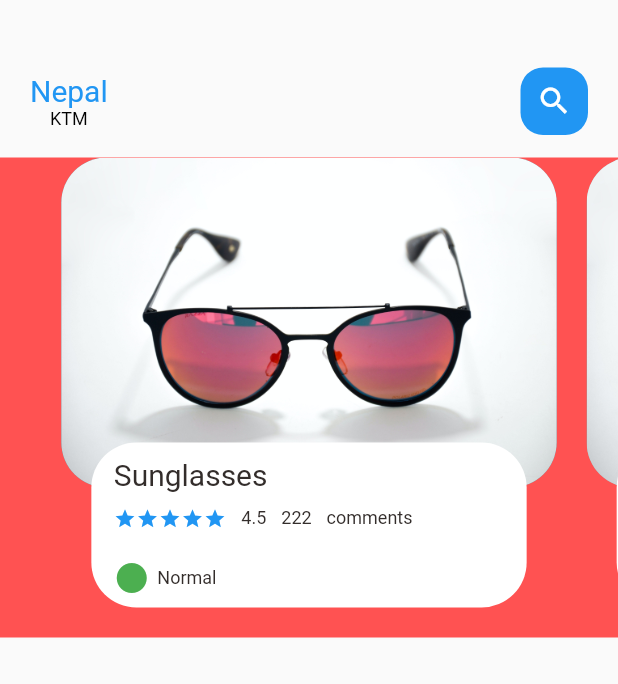
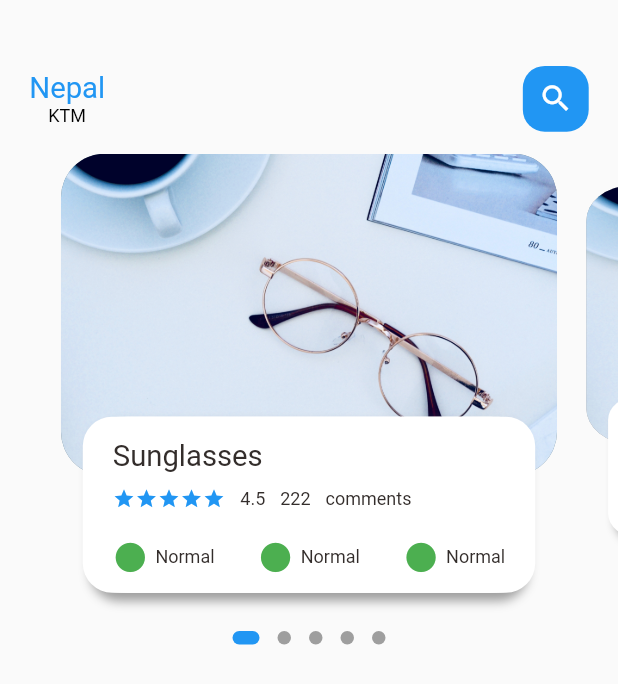
Before and after one commit to sidd-shrestha/optics, a Flutter app: the screen it shows after launch, on a phone screen of 412 x 824 dp. Shown: the top 684 px of the screen. Run offline on Flutter 3.47's test engine with Material 2 defaults, Android fonts, the phone set to English and light mode, and no system bars; drawn by our look-alikes of dots_indicator; our stand-ins replace get; Roboto replaces fonts that are missing (Trajan Pro).

Commit message:
Responsive
added some dynamic features

```diff
--- a/lib/home/main_body.dart
+++ b/lib/home/main_body.dart
@@ -2,9 +2,11 @@ import 'package:flutter/cupertino.dart';
 import 'package:flutter/material.dart';
 import 'package:flutter/src/foundation/key.dart';
 import 'package:flutter/src/widgets/framework.dart';
+import 'package:optics/utils/dimensions.dart';
 import 'package:optics/widgets/big_text.dart';
 import 'package:optics/widgets/icon_and_text_widget.dart';
 import 'package:optics/widgets/small_text.dart';
+import 'package:dots_indicator/dots_indicator.dart';
 
 class MainBody extends StatefulWidget {
   const MainBody({Key? key}) : super(key: key);
@@ -15,48 +17,124 @@ class MainBody extends StatefulWidget {
 
 class _MainBodyState extends State<MainBody> {
   PageController pageController = PageController(viewportFraction: 0.85);
+  var _currPageValue = 0.0;
+  double _scaleFactor = 0.8;
+  double _height = Dimensions.pageViewContainer;
+  @override
+  void initState() {
+    super.initState();
+    pageController.addListener(() {
+      setState(() {
+        _currPageValue = pageController.page!;
+      });
+    });
+  }
+
+  @override
+  void dispose() {
+    pageController.dispose();
+  }
+
   @override
   Widget build(BuildContext context) {
-    return Container(
-        color: Colors.redAccent,
-        height: 320,
+    return Column(
+      children: [
+        Container(
+            // color: Colors.redAccent,
+            height: Dimensions.pageView,
             child: PageView.builder(
                 controller: pageController,
                 itemCount: 5,
                 itemBuilder: (context, position) {
                   return _buildPageItem(position);
-            }));
+                })),
+        new DotsIndicator(
+          dotsCount: 5,
+          position: _currPageValue,
+          decorator: DotsDecorator(
+            size: const Size.square(9.0),
+            activeSize: const Size(18.0, 9.0),
+            activeShape: RoundedRectangleBorder(
+                borderRadius: BorderRadius.circular(5.0)),
+          ),
+        )
+      ],
+    );
   }
 
   Widget _buildPageItem(int index) {
-    return Stack(
+    Matrix4 matrix = new Matrix4.identity();
+    if (index == _currPageValue.floor()) {
+      var currScale = 1 - (_currPageValue - index) * (1 - _scaleFactor);
+      var currTrans = _height * (1 - currScale) / 2;
+      matrix = Matrix4.diagonal3Values(1, currScale, 1)
+        ..setTranslationRaw(0, currTrans, 0);
+    } else if (index == _currPageValue.floor() + 1) {
+      var currScale =
+          _scaleFactor + (_currPageValue - index + 1) * (1 - _scaleFactor);
+      var currTrans = _height * (1 - currScale) / 2;
+      matrix = Matrix4.diagonal3Values(1, currScale, 1);
+      matrix = Matrix4.diagonal3Values(1, currScale, 1)
+        ..setTranslationRaw(0, currTrans, 0);
+    } else if (index == _currPageValue.floor() - 1) {
+      var currScale = 1 - (_currPageValue - index) * (1 - _scaleFactor);
+      var currTrans = _height * (1 - currScale) / 2;
+      matrix = Matrix4.diagonal3Values(1, currScale, 1);
+      matrix = Matrix4.diagonal3Values(1, currScale, 1)
+        ..setTranslationRaw(0, currTrans, 0);
+    } else {
+      var currScale = 0.8;
+      matrix = Matrix4.diagonal3Values(1, currScale, 1)
+        ..setTranslationRaw(0, _height * (1 - _scaleFactor) / 2, 1);
+    }
+    return Transform(
+      transform: matrix,
+      child: Stack(
         children: [
           Container(
-          height: 220,
-          margin: EdgeInsets.only(left: 10, right: 10),
+            height: Dimensions.pageViewContainer,
+            margin: EdgeInsets.only(
+                left: Dimensions.width10, right: Dimensions.width10),
             decoration: BoxDecoration(
-              borderRadius: BorderRadius.circular(30),
+                borderRadius: BorderRadius.circular(Dimensions.radius30),
                 color: index.isOdd ? Colors.grey : Colors.blueGrey,
                 image: const DecorationImage(
                     fit: BoxFit.cover,
-                  image: AssetImage("assets/image/img3.jpg"))),
+                    image: AssetImage("assets/image/img5.jpg"))),
           ),
           Align(
             alignment: Alignment.bottomCenter,
             child: Container(
-            height: 110,
-            margin: EdgeInsets.only(left: 30, right: 30, bottom: 20),
+              height: Dimensions.pageViewTextContainer,
+              margin: EdgeInsets.only(
+                  left: Dimensions.width30,
+                  right: Dimensions.width30,
+                  bottom: Dimensions.height20),
               decoration: BoxDecoration(
-              borderRadius: BorderRadius.circular(30),
+                  borderRadius: BorderRadius.circular(Dimensions.radius20),
                   color: Colors.white,
+                  boxShadow: [
+                    BoxShadow(
+                        color: Colors.grey,
+                        blurRadius: 5.0,
+                        offset: Offset(0, 5)),
+                    BoxShadow(
+                      color: Colors.white,
+                      offset: Offset(-5, 0),
                     ),
+                    BoxShadow(
+                      color: Colors.white,
+                      offset: Offset(5, 0),
+                    )
+                  ]),
               child: Container(
-              padding: EdgeInsets.only(top: 10, left: 15, right: 15),
+                padding: EdgeInsets.only(
+                    top: Dimensions.height15, left: 15, right: 15),
                 child: Column(
                   crossAxisAlignment: CrossAxisAlignment.start,
                   children: [
                     BigText(text: "Sunglasses"),
-                  SizedBox(height: 10),
+                    SizedBox(height: Dimensions.height10),
                     Row(
                       children: [
                         Wrap(
@@ -75,13 +153,22 @@ class _MainBodyState extends State<MainBody> {
                         SmallText(text: "comments")
                       ],
                     ),
-                  SizedBox(height: 20),
+                    SizedBox(height: Dimensions.height20),
                     Row(
+                      mainAxisAlignment: MainAxisAlignment.spaceBetween,
                       children: [
                         IconAndText(
                             icon: Icons.circle_sharp,
                             text: "Normal",
-                          iconColor: Colors.green)
+                            iconColor: Colors.green),
+                        IconAndText(
+                            icon: Icons.circle_sharp,
+                            text: "Normal",
+                            iconColor: Colors.green),
+                        IconAndText(
+                            icon: Icons.circle_sharp,
+                            text: "Normal",
+                            iconColor: Colors.green),
                       ],
                     )
                   ],
@@ -90,6 +177,7 @@ class _MainBodyState extends State<MainBody> {
             ),
           ),
         ],
+      ),
     );
   }
 }
--- a/lib/home/main_page.dart
+++ b/lib/home/main_page.dart
@@ -4,7 +4,9 @@ import 'package:flutter/src/foundation/key.dart';
 import 'package:flutter/src/widgets/framework.dart';
 import 'package:optics/home/main_body.dart';
 import 'package:optics/widgets/big_text.dart';
+import 'package:optics/utils/dimensions.dart';
 import 'package:optics/widgets/small_text.dart';
+import 'package:dots_indicator/dots_indicator.dart';
 
 class MainPage extends StatefulWidget {
   const MainPage({Key? key}) : super(key: key);
@@ -18,10 +20,13 @@ class _MainPageState extends State<MainPage> {
   Widget build(BuildContext context) {
     return Scaffold(
         body: Column(children: [
+      //showing the header
       Container(
         child: Container(
-            margin: EdgeInsets.only(top: 45, bottom: 15),
-            padding: EdgeInsets.only(left: 20, right: 20),
+            margin: EdgeInsets.only(
+                top: Dimensions.height45, bottom: Dimensions.height15),
+            padding: EdgeInsets.only(
+                left: Dimensions.width20, right: Dimensions.width20),
             child: Row(
               mainAxisAlignment: MainAxisAlignment.spaceBetween,
               children: [
@@ -33,20 +38,23 @@ class _MainPageState extends State<MainPage> {
                 ),
                 Center(
                   child: Container(
-                    width: 45,
-                    height: 45,
+                    width: Dimensions.height45,
+                    height: Dimensions.height45,
                     child: Icon(
                       Icons.search,
                       color: Colors.white,
+                      size: Dimensions.iconSize24,
                     ),
                     decoration: BoxDecoration(
-                        borderRadius: BorderRadius.circular(15),
+                        borderRadius:
+                            BorderRadius.circular(Dimensions.radius15),
                         color: Colors.blue),
                   ),
                 )
               ],
             )),
       ),
+      //showing the body
       MainBody(),
     ]));
   }
--- a/lib/main.dart
+++ b/lib/main.dart
@@ -1,5 +1,6 @@
 import 'package:flutter/material.dart';
 import 'package:optics/home/main_page.dart';
+import 'package:get/get.dart';
 
 void main() {
   runApp(const MyApp());
@@ -11,7 +12,7 @@ class MyApp extends StatelessWidget {
   // This widget is the root of your application.
   @override
   Widget build(BuildContext context) {
-    return MaterialApp(
+    return GetMaterialApp(
       debugShowCheckedModeBanner: false,
       title: 'Flutter Demo',
       theme: ThemeData(
--- /dev/null
+++ b/lib/utils/dimensions.dart
@@ -0,0 +1,33 @@
+import 'package:get/get.dart';
+
+class Dimensions {
+  static double screenHeight = Get.context!.height;
+  static double screenWidth = Get.context!.width;
+
+  static double pageView = screenHeight / 2.64;
+  static double pageViewContainer = screenHeight / 3.84;
+  static double pageViewTextContainer = screenHeight / 7.03;
+
+//dynamic height padding and margin
+  static double height10 = screenHeight / 84.4;
+  static double height15 = screenHeight / 56.27;
+  static double height20 = screenHeight / 42.2;
+  static double height30 = screenHeight / 28.13;
+  static double height45 = screenHeight / 18.76;
+
+//dynamic width padding and margin
+  static double width10 = screenHeight / 84.4;
+  static double width15 = screenHeight / 56.27;
+  static double width20 = screenHeight / 42.2;
+  static double width30 = screenHeight / 28.13;
+
+  static double font20 = screenHeight / 42.2;
+
+//dynamic radius
+  static double radius15 = screenHeight / 56.27;
+  static double radius20 = screenHeight / 42.2;
+  static double radius30 = screenHeight / 28.13;
+
+  //dynamic icon size
+  static double iconSize24 = screenHeight / 35.17;
+}
--- a/lib/widgets/big_text.dart
+++ b/lib/widgets/big_text.dart
@@ -1,5 +1,6 @@
 import 'package:flutter/cupertino.dart';
 import 'package:flutter/material.dart';
+import 'package:optics/utils/dimensions.dart';
 
 class BigText extends StatelessWidget {
   Color? color;
@@ -10,7 +11,7 @@ class BigText extends StatelessWidget {
       {Key? key,
       this.color = const Color(0xFF332d2b),
       required this.text,
-      this.size = 20,
+      this.size = 0,
       this.overflow = TextOverflow.ellipsis})
       : super(key: key);
 
@@ -22,7 +23,7 @@ class BigText extends StatelessWidget {
         style: TextStyle(
             fontFamily: 'Trajan Pro',
             color: color,
-            fontSize: size,
+            fontSize: size == 0 ? Dimensions.font20 : size,
             fontWeight: FontWeight.w400));
   }
 }
--- a/lib/widgets/icon_and_text_widget.dart
+++ b/lib/widgets/icon_and_text_widget.dart
@@ -1,6 +1,7 @@
 import 'package:flutter/cupertino.dart';
 import 'package:flutter/src/foundation/key.dart';
 import 'package:flutter/src/widgets/framework.dart';
+import 'package:optics/utils/dimensions.dart';
 import 'package:optics/widgets/small_text.dart';
 
 class IconAndText extends StatelessWidget {
@@ -17,7 +18,11 @@ class IconAndText extends StatelessWidget {
   @override
   Widget build(BuildContext context) {
     return Row(children: [
-      Icon(icon, color: iconColor),
+      Icon(
+        icon,
+        color: iconColor,
+        size: Dimensions.iconSize24,
+      ),
       SizedBox(width: 5),
       SmallText(text: text)
     ]);
--- a/pubspec.yaml
+++ b/pubspec.yaml
@@ -38,6 +38,8 @@ dependencies:
 dev_dependencies:
   flutter_test:
     sdk: flutter
+  get: ^4.1.4
+  dots_indicator: ^2.1.0
 
   # The "flutter_lints" package below contains a set of recommended lints to
   # encourage good coding practices. The lint set provided by the package is
```
Also changed, not shown: lib/home/main_content.dart (added, +14 -0 lines), pubspec.lock. Lines whose indentation alone changed are shown as unchanged.
